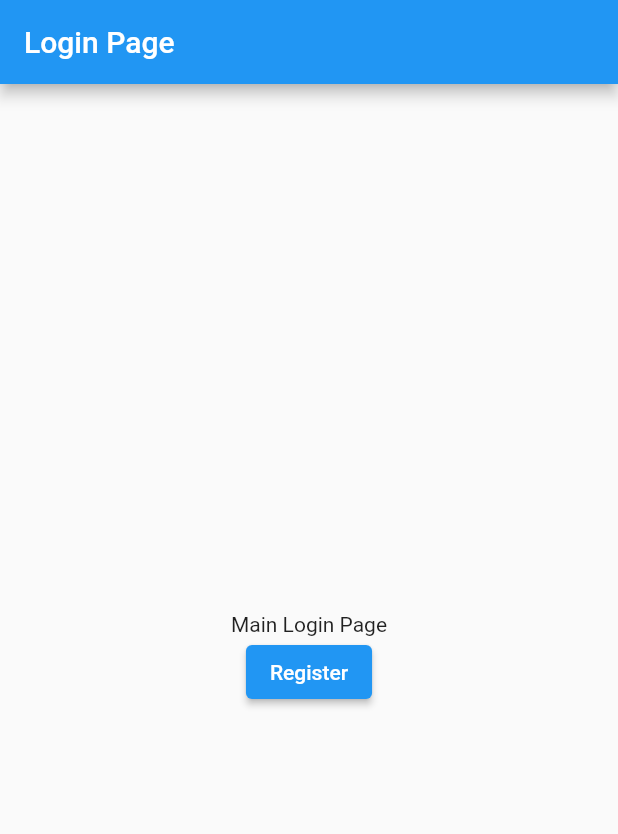
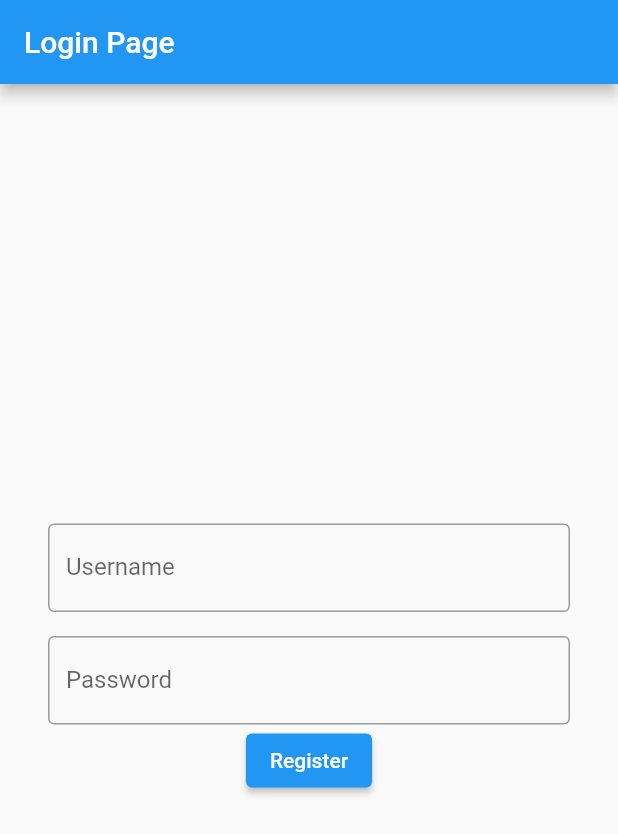
Before and after one commit to sambhavnrana/Advanced-Text-To-Speech, a Flutter app: the LoginPage screen opened directly, on a phone screen of 412 x 824 dp. Shown: the top 834 px of the screen. Run offline on Flutter 3.47's test engine with Material 2 defaults, Android fonts, the phone set to English and light mode, and no system bars.

Commit message:
textfield added

```diff
--- a/lib/Pages/Auth/login_page.dart
+++ b/lib/Pages/Auth/login_page.dart
@@ -11,11 +11,23 @@ class LoginPage extends StatelessWidget {
         title: Text("Login Page"),
       ),
       body: SafeArea(
+        child: Padding(
+          padding: const EdgeInsets.all(32.0),
           child: Column(
             mainAxisAlignment: MainAxisAlignment.center,
             children: [
-            Center(
-              child: Text("Main Login Page"),
+              TextField(
+                decoration: InputDecoration(
+                  border: OutlineInputBorder(),
+                  labelText: "Username",
+                ),
+              ),
+              SizedBox(height: 16.0,),
+              TextField(
+                decoration: InputDecoration(
+                  border: OutlineInputBorder(),
+                  labelText: "Password",
+                ),
               ),
               ElevatedButton(
                 onPressed: () {
@@ -26,6 +38,7 @@ class LoginPage extends StatelessWidget {
             ],
           ),
         ),
+      ),
     );
   }
 }
--- a/lib/main.dart
+++ b/lib/main.dart
@@ -26,7 +26,7 @@ class MyHomePage extends StatelessWidget {
   Widget build(BuildContext context) {
     return MaterialApp(
       debugShowCheckedModeBanner: false,
-      initialRoute: '/login',
+      initialRoute: '/register',
       routes: {
         '/login': (context) => const LoginPage(),
         '/register': (context) => const RegisterPage(),
```
Lines whose indentation alone changed are shown as unchanged.
